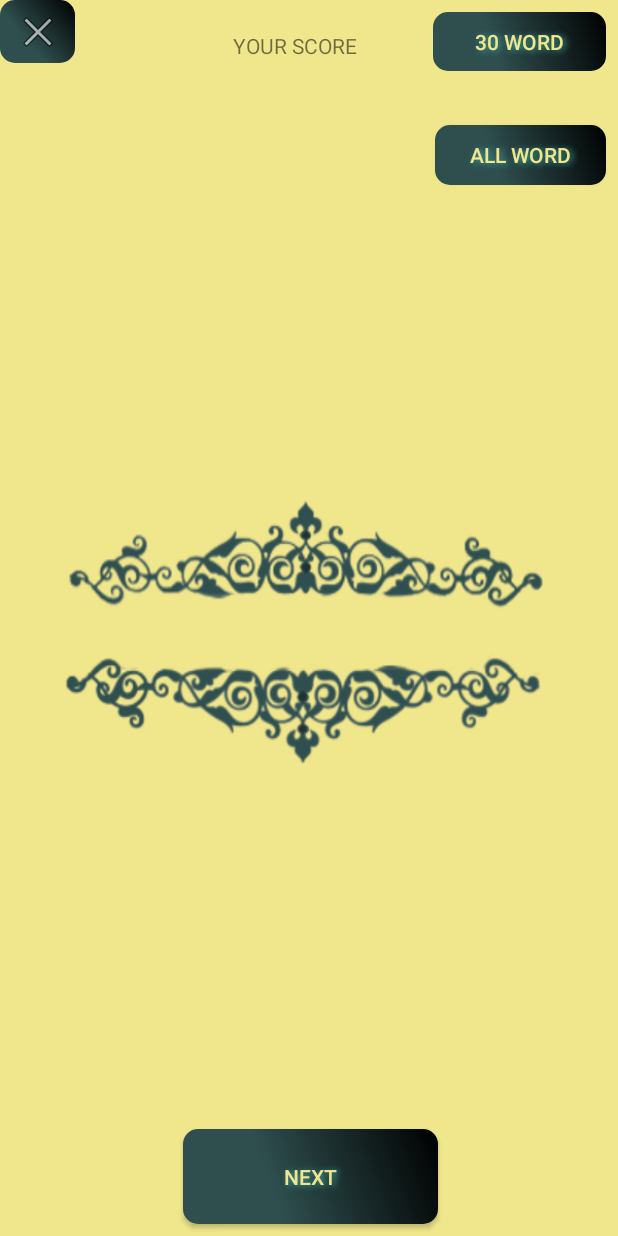
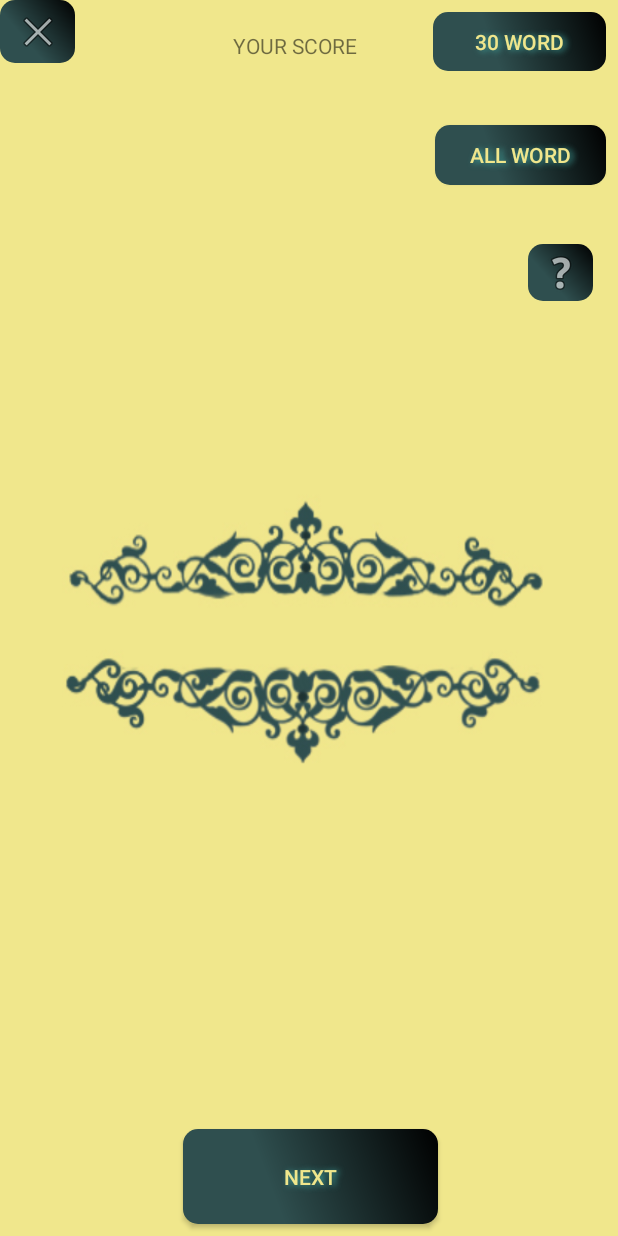
Before and after one commit to tamplleer/TestRussian, an Android app: the screen it shows after launch (MainActivity), on a phone screen of 412 x 824 dp. Run offline under Robolectric (Android 15) with nearby library versions, the phone set to English and light mode, and no system bars; 3 statements that could not run were skipped.

Commit message:
Да все тут исправлено(нет), звук +

```diff
--- a/app/src/main/AndroidManifest.xml
+++ b/app/src/main/AndroidManifest.xml
@@ -19,7 +19,7 @@
             </intent-filter>
         </activity>
         <activity android:name=".endGame"
-            android:theme="@style/Theme.AppCompat.Dialog">
+            android:theme="@style/Theme.AppCompat.Dialog.Alert">
 
         </activity>
     </application>
--- /dev/null
+++ b/app/src/main/java/com/tamplleer/testrussian/Audio.java
@@ -0,0 +1,103 @@
+package com.tamplleer.testrussian;
+
+import android.annotation.TargetApi;
+import android.content.Context;
+import android.content.res.AssetFileDescriptor;
+import android.media.AudioAttributes;
+import android.media.AudioManager;
+import android.media.SoundPool;
+import android.os.Build;
+import android.widget.Toast;
+
+import java.io.IOException;
+
+/**
+ * Created by tampl on 11.02.2018.
+ */
+
+public class Audio {
+    Context context;
+public Audio(int activity){
+    MainActivity main=new MainActivity();
+    endGame endGamE=new endGame();
+    SpleshScreenactivity spleshScreenactivity=new SpleshScreenactivity();
+    if (activity==0)context=main;
+    if (activity==2)context=endGamE;
+    if (activity==1)context=spleshScreenactivity;
+
+/*
+
+    if (android.os.Build.VERSION.SDK_INT < Build.VERSION_CODES.LOLLIPOP) {
+        // Для устройств до Android 5
+        createOldSoundPool();
+    } else {
+        // Для новых устройств
+       createNewSoundPool();
+    }
+
+
+
+    // получим идентификаторы
+    S.anvilSound = loadSound("anvil.mp3");
+    S.winSound = loadSound("uhuu.mp3");
+    S.winALL = loadSound("eea.mp3");
+    //   mDogSound = loadSound("dog.ogg");
+    //   mDuckSound = loadSound("duck.ogg");
+    //   mSheepSound = loadSound("sheep.ogg");
+    S.aS =  loadSound("a.mp3");
+
+    S.iS =  loadSound("i.mp3");
+    S.eS =  loadSound("e.mp3");
+    S.oS =  loadSound("o.mp3");
+    S.yS =  loadSound("y.mp3");
+    S.ieS =  loadSound("ie.mp3");
+    S.ieaS = loadSound("iea.mp3");
+    S.iyS =  loadSound("iy.mp3");
+    S.iaS =  loadSound("ia.mp3");
+
+
+    S.prav =  loadSound("right.mp3");
+    S.praveso = loadSound("righteso.mp3");
+    S.neprav =  loadSound("nea.mp3");
+*/
+
+
+}
+    @TargetApi(Build.VERSION_CODES.LOLLIPOP)
+    public void createNewSoundPool() {
+        AudioAttributes attributes = new AudioAttributes.Builder()
+                .setUsage(AudioAttributes.USAGE_GAME)
+                .setContentType(AudioAttributes.CONTENT_TYPE_SONIFICATION)
+                .build();
+        S.mSoundPool = new SoundPool.Builder()
+                .setAudioAttributes(attributes)
+                .build();
+    }
+
+    @SuppressWarnings("deprecation")
+    public void createOldSoundPool() {
+        S.mSoundPool = new SoundPool(3, AudioManager.STREAM_MUSIC, 0);
+    }
+
+    public int playSound(int sound) {
+        if (sound > 0) {
+            S.mStreamID = S.mSoundPool.play(sound, 1, 1, 1, 0, 1);
+        }
+        return S.mStreamID;
+    }
+
+    public int loadSound(String fileName) {
+        AssetFileDescriptor afd;
+        try {
+            afd = S.mAssetManager.openFd(fileName);
+        } catch (IOException e) {
+            e.printStackTrace();
+            Toast.makeText(context, "Не могу загрузить файл " + fileName,
+                    Toast.LENGTH_SHORT).show();
+            return -1;
+        }
+        return S.mSoundPool.load(afd, 1);
+    }
+
+
+}
--- a/app/src/main/java/com/tamplleer/testrussian/MainActivity.java
+++ b/app/src/main/java/com/tamplleer/testrussian/MainActivity.java
@@ -35,7 +35,8 @@ public class MainActivity extends AppCompatActivity {
     ConstraintLayout constraintLayout;
    static char a[] = {'А', 'И', 'Е', 'Ё', 'О', 'У', 'Ы', 'Э', 'Ю', 'Я'};
     String word1[];
-
+Audio audio;
+    DialogInMenu dialog;
 
 
 
@@ -61,11 +62,12 @@ public class MainActivity extends AppCompatActivity {
         point = (TextView) findViewById(R.id.points);
         constraintLayout = (ConstraintLayout) findViewById(R.id.constrainlayout);
         getScreenSize();
+        audio=new Audio(0);
 
 
 
         sounD=new sound();
-
+        audio.playSound(16);
 
 
         start = (Button) findViewById(R.id.start);
@@ -88,6 +90,7 @@ public class MainActivity extends AppCompatActivity {
                 return true;
             }
         });*/
+
     }
 
 
@@ -121,7 +124,7 @@ public class MainActivity extends AppCompatActivity {
         setWordinMas();
         constraintLayout.setBackgroundResource(R.drawable.fon);
         t.setText("");
-        playSound(anvilSound);
+        audio.playSound(1);
     }
 
     public void someword(View view) {
@@ -131,7 +134,7 @@ public class MainActivity extends AppCompatActivity {
         S.steps=0;
         S.clickWord=true;
         int maxLength = 30;
-        S.lengsInScore= word1.length;
+        S.lengsInScore= 30;
         int rundom = 0;
         int banWord[] = new int[maxLength];
         lengthINscore = maxLength;
@@ -140,7 +143,7 @@ public class MainActivity extends AppCompatActivity {
             for (int j = 1; j < maxLength; j++) {
                 if (banWord[j] == rundom) rundom = (int) (Math.random() * word1.length);
             }
-            playSound(winALL);
+            audio.playSound(1);
             word1[i] = word1[rundom];
             banWord[i] = rundom;
         }
@@ -161,13 +164,13 @@ public class MainActivity extends AppCompatActivity {
             point.setText(S.steps + "/" + lengthINscore);
             constraintLayout.setBackgroundResource(R.drawable.fon);
             if (S.right == true) {
-                if (S.pravi>0)playSound(praveso);
-                else  playSound(prav);
+                if (S.pravi>0)audio.playSound(14);
+                else  audio.playSound(13);
                 S.pravi++;
                 //point.setText(S.win + "/" + lengthINscore);
 
             } else {
-                playSound(neprav);
+                audio.playSound(15);
                 S.pravi=0;
                 constraintLayout.setBackgroundResource(R.drawable.fonred);
             }
@@ -179,12 +182,13 @@ public class MainActivity extends AppCompatActivity {
                 S.click = false;
                 S.someClick = false;
                 S.clickWord=false;
-               // if (S.win<10) playSound(winSound);
-                if (S.win>=25)playSound(winSound);
-                if (S.win==lengthINscore)playSound(winALL);
+                if (S.win<10) audio.playSound(winSound);
+                if (S.win>=25)audio.playSound(winSound);
+                if (S.win==lengthINscore)audio.playSound(winALL);
                Intent intent = new Intent(MainActivity.this,
                       endGame.class);
               startActivity(intent);
+
             }
         }
     }
@@ -247,41 +251,7 @@ public class MainActivity extends AppCompatActivity {
         }
     }
 
-    @TargetApi(Build.VERSION_CODES.LOLLIPOP)
-    public void createNewSoundPool() {
-        AudioAttributes attributes = new AudioAttributes.Builder()
-                .setUsage(AudioAttributes.USAGE_GAME)
-                .setContentType(AudioAttributes.CONTENT_TYPE_SONIFICATION)
-                .build();
-        mSoundPool = new SoundPool.Builder()
-                .setAudioAttributes(attributes)
-                .build();
-    }
 
-    @SuppressWarnings("deprecation")
-    public void createOldSoundPool() {
-        mSoundPool = new SoundPool(3, AudioManager.STREAM_MUSIC, 0);
-    }
-
-    public int playSound(int sound) {
-        if (sound > 0) {
-            mStreamID = mSoundPool.play(sound, 1, 1, 1, 0, 1);
-        }
-        return mStreamID;
-    }
-
-    public int loadSound(String fileName) {
-        AssetFileDescriptor afd;
-        try {
-            afd = mAssetManager.openFd(fileName);
-        } catch (IOException e) {
-            e.printStackTrace();
-            Toast.makeText(getApplicationContext(), "Не могу загрузить файл " + fileName,
-                    Toast.LENGTH_SHORT).show();
-            return -1;
-        }
-        return mSoundPool.load(afd, 1);
-    }
 
     @Override
     protected void onResume() {
@@ -289,42 +259,52 @@ public class MainActivity extends AppCompatActivity {
 
         if (android.os.Build.VERSION.SDK_INT < Build.VERSION_CODES.LOLLIPOP) {
             // Для устройств до Android 5
-            createOldSoundPool();
+            audio.createOldSoundPool();
         } else {
             // Для новых устройств
-            createNewSoundPool();
+            audio.createNewSoundPool();
         }
 
-        mAssetManager = getAssets();
+        S.mAssetManager = getAssets();
 
         // получим идентификаторы
-        anvilSound = loadSound("anvil.mp3");
-        winSound = loadSound("uhuu.mp3");
-       winALL = loadSound("eea.mp3");
+        S.anvilSound = audio.loadSound("anvil.mp3");
+        S.winSound = audio.loadSound("uhuu.mp3");
+        S.winALL = audio.loadSound("eea.mp3");
         //   mDogSound = loadSound("dog.ogg");
         //   mDuckSound = loadSound("duck.ogg");
         //   mSheepSound = loadSound("sheep.ogg");
-        aS = loadSound("a.mp3");
-        S.x=aS;
-        iS = loadSound("i.mp3");
-        eS = loadSound("e.mp3");
-        oS = loadSound("o.mp3");
-        yS = loadSound("y.mp3");
-        ieS = loadSound("ie.mp3");
-        iaS = loadSound("ia.mp3");
-        iyS = loadSound("iy.mp3");
-        ieaS = loadSound("iea.mp3");
+        S.aS =  audio.loadSound("a.mp3");
 
-        prav = loadSound("right.mp3");
-        praveso = loadSound("righteso.mp3");
-        neprav = loadSound("nea.mp3");
+        S.iS =  audio.loadSound("i.mp3");
+        S.eS =  audio.loadSound("e.mp3");
+        S.oS =  audio.loadSound("o.mp3");
+        S.yS =  audio.loadSound("y.mp3");
+        S.ieS =  audio.loadSound("ie.mp3");
+        S.ieaS =  audio.loadSound("iea.mp3");
+        S.iyS =  audio.loadSound("iy.mp3");
+        S.iaS =  audio.loadSound("ia.mp3");
+
+
+        S.prav =  audio.loadSound("right.mp3");
+        S.praveso =  audio.loadSound("righteso.mp3");
+        S.neprav =  audio.loadSound("nea.mp3");
+     S.nedovol =  audio.loadSound("nedovol.mp3");
+        audio.playSound(S.winALL);
 
     }
 
     @Override
-    protected void onDestroy() {
-        super.onDestroy();
-       // mSoundPool.release();
-       // mSoundPool = null;
+    protected void onPause() {
+        super.onPause();
+       // Toast.makeText(this, "Не могу загрузить файл ",
+        //        Toast.LENGTH_SHORT).show();
+        //   mSoundPool.release();
+        //  mSoundPool = null;
+    }
+
+    public void vopros(View view) {
+        dialog = new DialogInMenu(this);
+        dialog.ad.show();
     }
 }
--- a/app/src/main/java/com/tamplleer/testrussian/S.java
+++ b/app/src/main/java/com/tamplleer/testrussian/S.java
@@ -1,5 +1,7 @@
 package com.tamplleer.testrussian;
 
+import android.content.res.AssetManager;
+import android.media.SoundPool;
 import android.widget.TextView;
 
 /**
@@ -23,8 +25,13 @@ public class S {
     public static boolean pause = true;
     public static int pravi = 0;
     public static int x = 0;
+    public static int selectActivity=0;
 
-    public static int aS = 0;
+
+    public static SoundPool mSoundPool;
+    public static AssetManager mAssetManager;
+    public static int mCatSound, winSound,winALL, prav, praveso, neprav,anvilSound,aS,iS,eS,oS,yS,ieS,iaS,iyS,ieaS,hor,nedovol;
+    public static int mStreamID;
 
 
     public static String allWord =
--- a/app/src/main/java/com/tamplleer/testrussian/SpleshScreenactivity.java
+++ b/app/src/main/java/com/tamplleer/testrussian/SpleshScreenactivity.java
@@ -1,15 +1,25 @@
 package com.tamplleer.testrussian;
 
 
+  import android.annotation.TargetApi;
   import android.content.Intent;
-          import android.os.Handler;
+  import android.content.res.AssetFileDescriptor;
+  import android.content.res.AssetManager;
+  import android.media.AudioAttributes;
+  import android.media.AudioManager;
+  import android.media.SoundPool;
+  import android.os.Build;
+  import android.os.Handler;
           import android.support.v7.app.AppCompatActivity;
           import android.os.Bundle;
           import android.view.Window;
           import android.view.WindowManager;
+  import android.widget.Toast;
+
+  import java.io.IOException;
 
 public class SpleshScreenactivity extends AppCompatActivity {
-
+    Audio audio;
     private static int SPLASH_TIME_OUT = 3000;
     protected void onCreate(Bundle savedInstanceState) {
         requestWindowFeature(Window.FEATURE_NO_TITLE);
@@ -18,7 +28,12 @@ public class SpleshScreenactivity extends AppCompatActivity {
         getWindow().setFlags(WindowManager.LayoutParams.FLAG_FULLSCREEN,
                 WindowManager.LayoutParams.FLAG_FULLSCREEN);
           setContentView(R.layout.activity_splesh_screenactivity);
+       // S.mAssetManager =getAssets();
+        audio=new Audio(1);
+     //   audio.playSound(1);
+        handler1();
         handler();
+
 
     }
     private void handler(){
@@ -34,5 +49,63 @@ public class SpleshScreenactivity extends AppCompatActivity {
             }
         }, SPLASH_TIME_OUT);
     }
+    private void handler1(){
+        new Handler().postDelayed(new Runnable() {
+
+            @Override
+            public void run() {
+               // audio.playSound(15);
+            }
+        }, 10);
+    }
+
+
+    @Override
+    protected void onResume() {
+        super.onResume();
+
+        if (android.os.Build.VERSION.SDK_INT < Build.VERSION_CODES.LOLLIPOP) {
+            // Для устройств до Android 5
+            audio.createOldSoundPool();
+        } else {
+            // Для новых устройств
+            audio.createNewSoundPool();
+        }
+
+        S.mAssetManager = getAssets();
+
+        // получим идентификаторы
+        S.anvilSound = audio.loadSound("anvil.mp3");
+        S.winSound = audio.loadSound("uhuu.mp3");
+        S.winALL = audio.loadSound("eea.mp3");
+        //   mDogSound = loadSound("dog.ogg");
+        //   mDuckSound = loadSound("duck.ogg");
+        //   mSheepSound = loadSound("sheep.ogg");
+        S.aS =  audio.loadSound("a.mp3");
+
+        S.iS =  audio.loadSound("i.mp3");
+        S.eS =  audio.loadSound("e.mp3");
+        S.oS =  audio.loadSound("o.mp3");
+        S.yS =  audio.loadSound("y.mp3");
+        S.ieS =  audio.loadSound("ie.mp3");
+        S.ieaS =  audio.loadSound("iea.mp3");
+        S.iyS =  audio.loadSound("iy.mp3");
+        S.iaS =  audio.loadSound("ia.mp3");
+
+
+        S.prav =  audio.loadSound("right.mp3");
+        S.praveso =  audio.loadSound("righteso.mp3");
+        S.neprav =  audio.loadSound("nea.mp3");
+       S.hor=audio.loadSound("hor.ogg");
+      //  audio.playSound(S.winALL);
+      //  audio.playSound(1);
+    }
+
+    @Override
+    protected void onDestroy() {
+        super.onDestroy();
+        //   mSoundPool.release();
+        //  mSoundPool = null;
+    }
 
 }
--- a/app/src/main/res/layout/activity_main.xml
+++ b/app/src/main/res/layout/activity_main.xml
@@ -40,20 +40,21 @@
         android:layout_marginLeft="8dp"
         android:layout_marginRight="8dp"
         android:layout_marginTop="8dp"
+        android:background="@drawable/battonshape"
         android:onClick="start"
-        android:text="@string/WORD"
-        android:textColor="@color/Khaki"
-        android:background="@drawable/battonshape"
         android:shadowColor="#42A8A1"
         android:shadowDx="3"
         android:shadowDy="1"
         android:shadowRadius="5"
+        android:text="@string/WORD"
+        android:textColor="@color/Khaki"
+        android:textColorLink="@color/DarkSlateGray"
         app:layout_constraintBottom_toBottomOf="parent"
+        app:layout_constraintHorizontal_bias="1.0"
         app:layout_constraintLeft_toLeftOf="parent"
         app:layout_constraintRight_toRightOf="parent"
         app:layout_constraintTop_toTopOf="parent"
         app:layout_constraintVertical_bias="0.098"
-        app:layout_constraintHorizontal_bias="1.0"
         tools:layout_editor_absoluteX="262dp" />
 
     <Button
@@ -87,25 +88,26 @@
         android:layout_width="115dp"
         android:layout_height="39dp"
         android:layout_marginBottom="8dp"
-        android:textColor="@color/Khaki"
         android:layout_marginLeft="8dp"
         android:layout_marginRight="8dp"
         android:layout_marginTop="8dp"
+        android:background="@drawable/battonshape"
         android:onClick="someword"
-        android:text="@string/word30"
-        android:background="@drawable/battonshape"
         android:shadowColor="#42A8A1"
         android:shadowDx="3"
         android:shadowDy="1"
         android:shadowRadius="5"
+        android:text="@string/word30"
+        android:textColor="@color/Khaki"
+        android:textColorLink="@color/DarkSlateGray"
         app:layout_constraintBottom_toBottomOf="parent"
         app:layout_constraintHorizontal_bias="1.0"
         app:layout_constraintLeft_toLeftOf="parent"
         app:layout_constraintRight_toRightOf="parent"
         app:layout_constraintTop_toTopOf="parent"
         app:layout_constraintVertical_bias="0.0"
-        tools:layout_editor_absoluteY="5dp"
-        tools:layout_editor_absoluteX="261dp" />
+        tools:layout_editor_absoluteX="261dp"
+        tools:layout_editor_absoluteY="5dp" />
 
     <TextView
         android:id="@+id/points"
@@ -123,4 +125,22 @@
         app:layout_constraintHorizontal_bias="0.47"
         app:layout_constraintVertical_bias="0.016" />
 
+    <ImageButton
+        android:id="@+id/vopros"
+        android:layout_width="43dp"
+        android:layout_height="38dp"
+        android:onClick="vopros"
+        android:background="@drawable/battonshape"
+        app:srcCompat="@android:drawable/ic_menu_help"
+        app:layout_constraintBottom_toBottomOf="parent"
+        android:layout_marginBottom="8dp"
+        app:layout_constraintTop_toTopOf="parent"
+        android:layout_marginTop="8dp"
+        android:layout_marginLeft="8dp"
+        app:layout_constraintLeft_toLeftOf="parent"
+        android:layout_marginRight="8dp"
+        app:layout_constraintRight_toRightOf="parent"
+        app:layout_constraintHorizontal_bias="0.975"
+        app:layout_constraintVertical_bias="0.201" />
+
 </android.support.constraint.ConstraintLayout>
--- a/app/src/main/res/values/colors.xml
+++ b/app/src/main/res/values/colors.xml
@@ -6,7 +6,7 @@
     <color name="CHETO">#DFFF5F</color>
     <color name="Moccasin">	#FFE4B5</color>
     <color name="Khaki">#F0E68C</color>
-    <color name="DarkSlateGray">#2F4F4F</color>
+    <color name="DarkSlateGray">#2f4f4f</color>
     <color name="FireBrick">#B22222</color>
 
 
--- a/app/src/main/res/values/strings.xml
+++ b/app/src/main/res/values/strings.xml
@@ -6,4 +6,8 @@
     <string name="NEXT">NEXT</string>
     <string name="GOVER">GAME OVER  </string>
     <string name="TRAG">    TRY AGAIN</string>
+    <string name="vopros" translatable="false">Все очень просто:\n Выберите количество слов, для проверки (можно выбрать или 30 случайных слов из списка или все слова по алфавиту), а далее нажиамйте на букву, по вашему мнению куда падает ударение, и жмите далее.</string>
+    <string name="instruct">Инструкция </string>
+    <string name="close">Close</string>
+    <string name="pusto" translatable="false"> </string>
 </resources>
```
Also changed, not shown: app/src/main/java/com/tamplleer/testrussian/DialogInMenu.java (added, +74 -0 lines), app/src/main/java/com/tamplleer/testrussian/Text.java (+13 -47 lines), app/src/main/java/com/tamplleer/testrussian/endGame.java (+27 -86 lines), app/src/main/res/layout/activity_end_game.xml (+53 -27 lines), 3 other files. Lines whose indentation alone changed are shown as unchanged.
